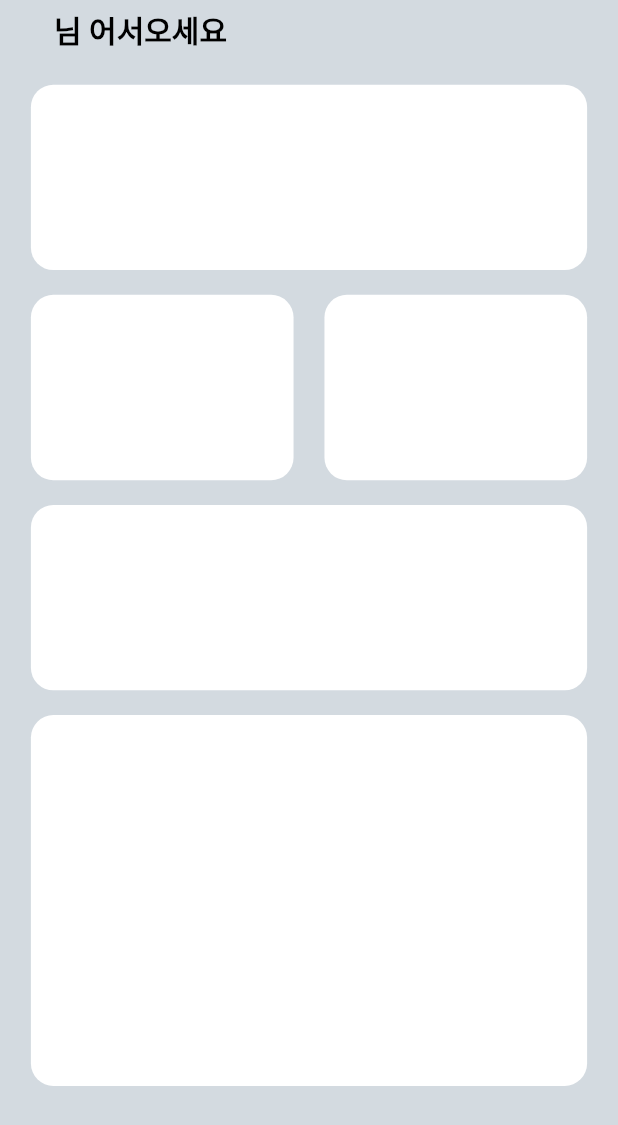
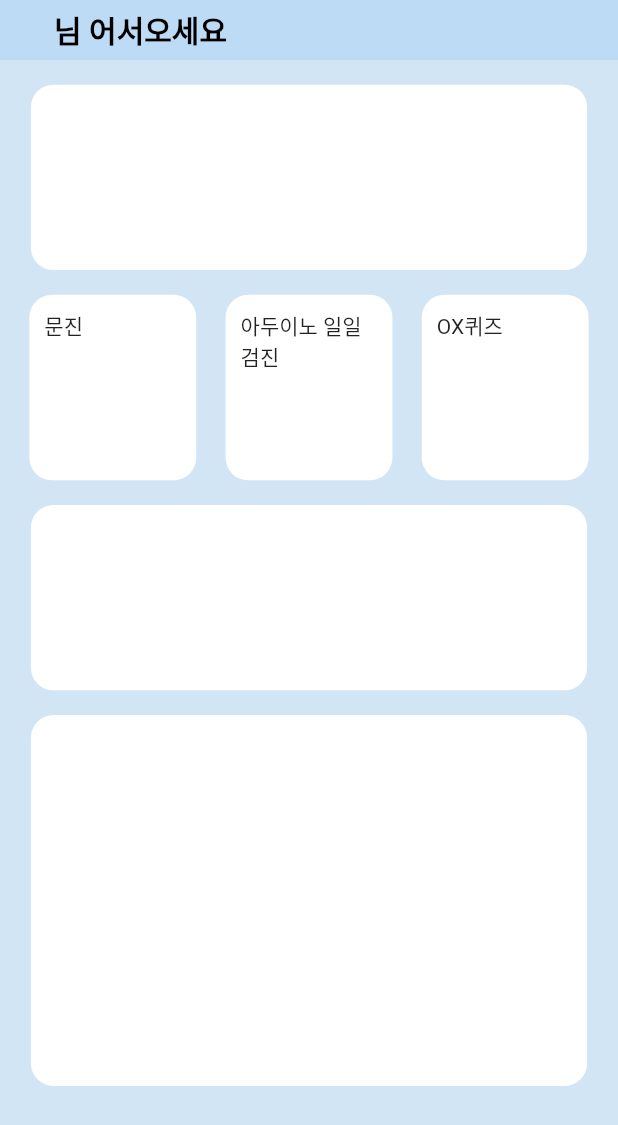
Before and after one commit to akdlcnd0994/flutterDEBG, a Flutter app: the HomeScreen screen opened directly, on a phone screen of 412 x 824 dp. Shown: the top 1125 px of the screen. Run offline on Flutter 3.47's test engine with Material 2 defaults, Android fonts, the phone set to English and light mode, and no system bars; our stand-ins replace cloud_firestore, firebase_auth, firebase_core; missing offline and left inert: bard_api; accounts and stored records are empty.

Commit message:
homeScreen

```diff
--- a/lib/screens/home_screen.dart
+++ b/lib/screens/home_screen.dart
@@ -47,14 +47,14 @@ class _HomeScreenState extends State<HomeScreen> {
         centerTitle: true,
         elevation: 0,
         titleSpacing: 10,
-        backgroundColor: const Color.fromARGB(255, 211, 218, 224),
+        backgroundColor: const Color.fromARGB(255, 189, 219, 244),
         leading: const Padding(
           padding: EdgeInsets.all(8.0),
         ),
         leadingWidth: 10,
         title: ListTile(
           title: Text(
-            "${loggedInUser.email}님 어서오세요",
+            "${loggedInUser.email?.split("@")[0]}님 어서오세요",
             style: const TextStyle(
                 fontSize: 20, color: Colors.black, fontWeight: FontWeight.bold),
           ),
@@ -69,7 +69,7 @@ class _HomeScreenState extends State<HomeScreen> {
         ],
       ),
       body: Container(
-        color: const Color.fromARGB(255, 211, 218, 224),
+        color: const Color.fromARGB(255, 210, 229, 245),
         child: ListView(
           children: <Widget>[
             Column(
@@ -100,23 +100,36 @@ class _HomeScreenState extends State<HomeScreen> {
                     Container(
                       padding: const EdgeInsets.all(10),
                       height: height * 0.15,
-                      width: width * 0.425,
+                      width: width * 0.27,
                       decoration: BoxDecoration(
                         color: Colors.white,
                         shape: BoxShape.rectangle,
                         borderRadius: BorderRadius.circular(15),
                       ),
+                      child: const Text("문진"),
                     ),
                     Container(
                       padding: const EdgeInsets.all(10),
                       height: height * 0.15,
-                      width: width * 0.425,
+                      width: width * 0.27,
                       decoration: BoxDecoration(
                         color: Colors.white,
                         shape: BoxShape.rectangle,
                         borderRadius: BorderRadius.circular(15),
                       ),
-                    )
+                      child: const Text("아두이노 일일검진"),
+                    ),
+                    Container(
+                      padding: const EdgeInsets.all(10),
+                      height: height * 0.15,
+                      width: width * 0.27,
+                      decoration: BoxDecoration(
+                        color: Colors.white,
+                        shape: BoxShape.rectangle,
+                        borderRadius: BorderRadius.circular(15),
+                      ),
+                      child: const Text("OX퀴즈"),
+                    ),
                   ],
                 ),
                 SizedBox(
```
